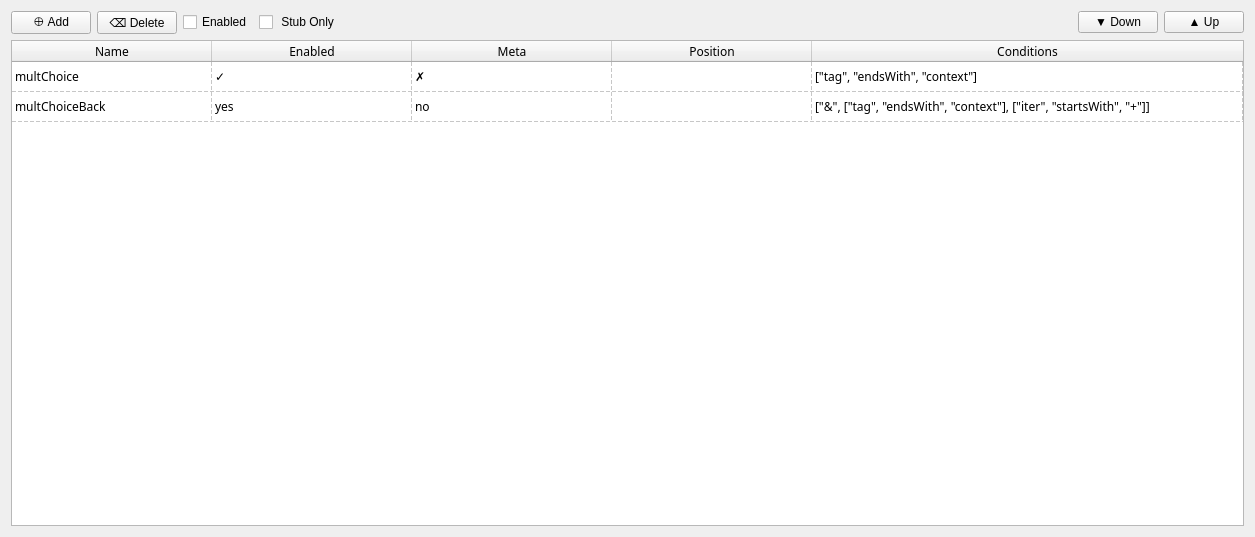
This is designer/html_tab.ui in hgiesel/anki_asset_manager as Qt 5 draws it before an edit. The edited form follows.
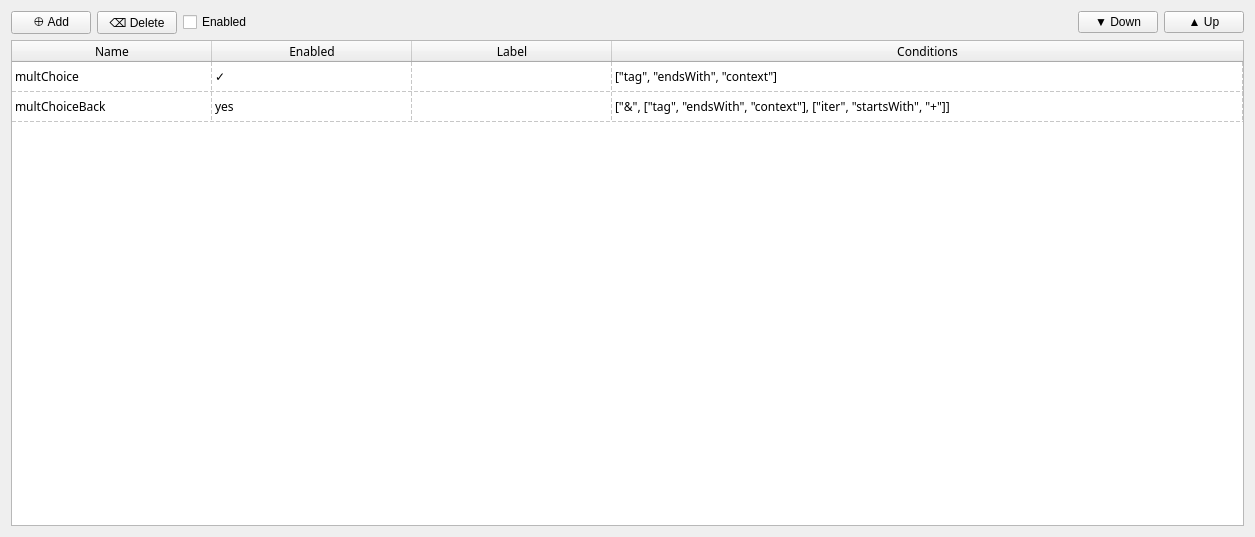
This is the edited form.

Commit message: Add HTML mechanism

The edit to the form file:
```diff
--- a/designer/html_tab.ui
+++ b/designer/html_tab.ui
@@ -100,12 +100,7 @@
      </column>
      <column>
       <property name="text">
-       <string>Meta</string>
-      </property>
-     </column>
-     <column>
-      <property name="text">
-       <string>Position</string>
+       <string>Label</string>
       </property>
      </column>
      <column>
@@ -123,12 +118,7 @@
        <string>✓</string>
       </property>
      </item>
-     <item row="0" column="2">
-      <property name="text">
-       <string>✗</string>
-      </property>
-     </item>
-     <item row="0" column="4">
+     <item row="0" column="3">
       <property name="text">
        <string>[&quot;tag&quot;, &quot;endsWith&quot;, &quot;context&quot;]</string>
       </property>
@@ -143,12 +133,7 @@
        <string>yes</string>
       </property>
      </item>
-     <item row="1" column="2">
-      <property name="text">
-       <string>no</string>
-      </property>
-     </item>
-     <item row="1" column="4">
+     <item row="1" column="3">
       <property name="text">
        <string>[&quot;&amp;&quot;, [&quot;tag&quot;, &quot;endsWith&quot;, &quot;context&quot;], [&quot;iter&quot;, &quot;startsWith&quot;, &quot;+&quot;]]</string>
       </property>
@@ -178,13 +163,6 @@
        </property>
       </widget>
      </item>
-     <item>
-      <widget class="QCheckBox" name="insertStubCheckBox">
-       <property name="text">
-        <string> Stub Only</string>
-       </property>
-      </widget>
-     </item>
      <item>
       <spacer name="horizontalSpacer">
        <property name="orientation">
```
The commit also changes 12 other files.
